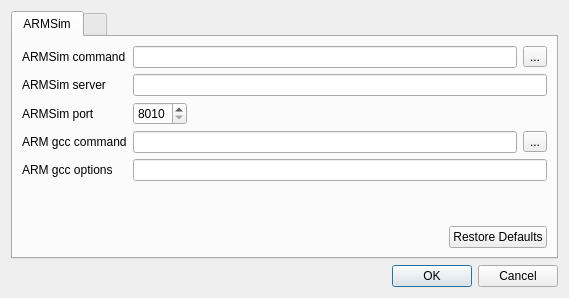
barrachi/qtarmsim, file qtarmsim/ui/settings.ui: the form before one commit.
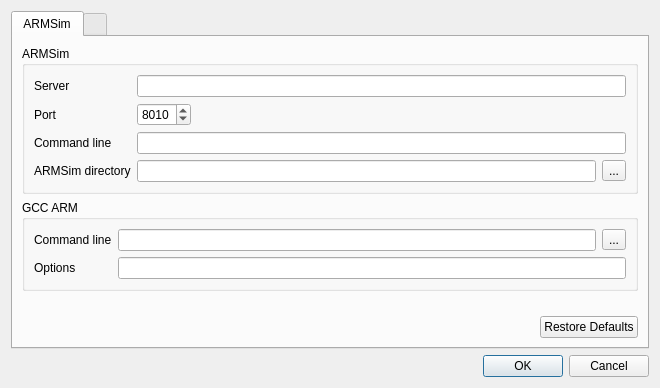
The form after the commit.

Commit message: Settings changed to version 2 and some bugs corrected

Diff of the .ui file:
```diff
--- a/qtarmsim/ui/settings.ui
+++ b/qtarmsim/ui/settings.ui
@@ -6,8 +6,8 @@
    <rect>
     <x>0</x>
     <y>0</y>
-    <width>569</width>
-    <height>298</height>
+    <width>660</width>
+    <height>388</height>
    </rect>
   </property>
   <property name="windowTitle">
@@ -23,23 +23,32 @@
       <attribute name="title">
        <string>ARMSim</string>
       </attribute>
+      <layout class="QVBoxLayout" name="verticalLayout_4">
+       <item>
+        <widget class="QGroupBox" name="groupBox">
+         <property name="title">
+          <string notr="true">ARMSim</string>
+         </property>
+         <property name="flat">
+          <bool>false</bool>
+         </property>
       <layout class="QVBoxLayout" name="verticalLayout_2">
        <item>
         <layout class="QFormLayout" name="formLayout">
          <property name="fieldGrowthPolicy">
           <enum>QFormLayout::ExpandingFieldsGrow</enum>
          </property>
-         <item row="1" column="0">
+            <item row="4" column="0">
           <widget class="QLabel" name="labelARMSimCommand">
            <property name="text">
-            <string>ARMSim command</string>
+               <string>ARMSim directory</string>
            </property>
           </widget>
          </item>
-         <item row="1" column="1">
+            <item row="4" column="1">
           <layout class="QHBoxLayout" name="horizontalLayout">
            <item>
-            <widget class="QLineEdit" name="lineEditARMSimCommand">
+               <widget class="QLineEdit" name="lineEditARMSimDirectory">
              <property name="text">
               <string notr="true"/>
              </property>
@@ -54,48 +63,74 @@
            </item>
           </layout>
          </item>
-         <item row="2" column="0">
+            <item row="3" column="0">
+             <widget class="QLabel" name="label">
+              <property name="text">
+               <string>Command line</string>
+              </property>
+             </widget>
+            </item>
+            <item row="3" column="1">
+             <widget class="QLineEdit" name="lineEditARMSimCommand"/>
+            </item>
+            <item row="1" column="0">
           <widget class="QLabel" name="labelARMSimServer">
            <property name="text">
-            <string>ARMSim server</string>
+               <string>Server</string>
            </property>
           </widget>
          </item>
-         <item row="2" column="1">
+            <item row="1" column="1">
           <widget class="QLineEdit" name="lineEditARMSimServer">
            <property name="text">
             <string notr="true"/>
            </property>
           </widget>
          </item>
-         <item row="3" column="0">
+            <item row="2" column="0">
           <widget class="QLabel" name="labelARMSimPort">
            <property name="text">
-            <string>ARMSim port</string>
+               <string>Port</string>
            </property>
           </widget>
          </item>
-         <item row="3" column="1">
+            <item row="2" column="1">
           <widget class="QSpinBox" name="spinBoxARMSimPort">
            <property name="minimum">
-            <number>8010</number>
+               <number>8000</number>
            </property>
            <property name="maximum">
-            <number>8070</number>
+               <number>9999</number>
            </property>
            <property name="value">
             <number>8010</number>
            </property>
           </widget>
          </item>
-         <item row="4" column="0">
-          <widget class="QLabel" name="labelARMGccCommand">
+           </layout>
+          </item>
+         </layout>
+        </widget>
+       </item>
+       <item>
+        <widget class="QGroupBox" name="groupBox_2">
+         <property name="title">
+          <string notr="true">GCC ARM</string>
+         </property>
+         <property name="flat">
+          <bool>false</bool>
+         </property>
+         <layout class="QVBoxLayout" name="verticalLayout_3">
+          <item>
+           <layout class="QFormLayout" name="formLayout_2">
+            <item row="1" column="1">
+             <widget class="QLineEdit" name="lineEditARMGccOptions">
            <property name="text">
-            <string>ARM gcc command</string>
+               <string notr="true"/>
            </property>
           </widget>
          </item>
-         <item row="4" column="1">
+            <item row="0" column="1">
           <layout class="QHBoxLayout" name="horizontalLayout_2">
            <item>
             <widget class="QLineEdit" name="lineEditARMGccCommand">
@@ -113,21 +148,24 @@
            </item>
           </layout>
          </item>
-         <item row="5" column="0">
+            <item row="1" column="0">
           <widget class="QLabel" name="labelARMGccOptions">
            <property name="text">
-            <string>ARM gcc options</string>
+               <string>Options</string>
            </property>
           </widget>
          </item>
-         <item row="5" column="1">
-          <widget class="QLineEdit" name="lineEditARMGccOptions">
+            <item row="0" column="0">
+             <widget class="QLabel" name="labelARMGccCommand">
            <property name="text">
-            <string notr="true"/>
+               <string>Command line</string>
            </property>
           </widget>
          </item>
         </layout>
+          </item>
+         </layout>
+        </widget>
        </item>
        <item>
         <spacer name="verticalSpacer">
```
Left out of the diff: 2 changed lines with no effect on the pictures. Lines whose indentation alone changed are shown as unchanged. The commit also changes 5 other files.
